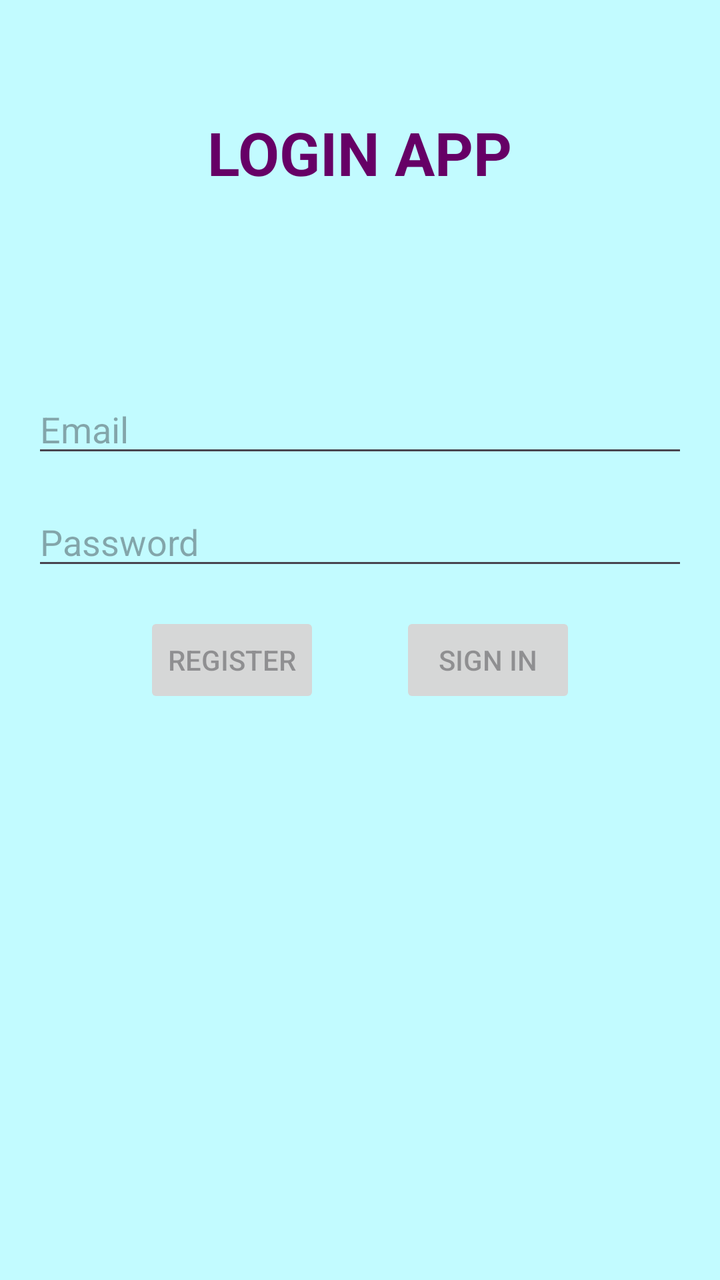
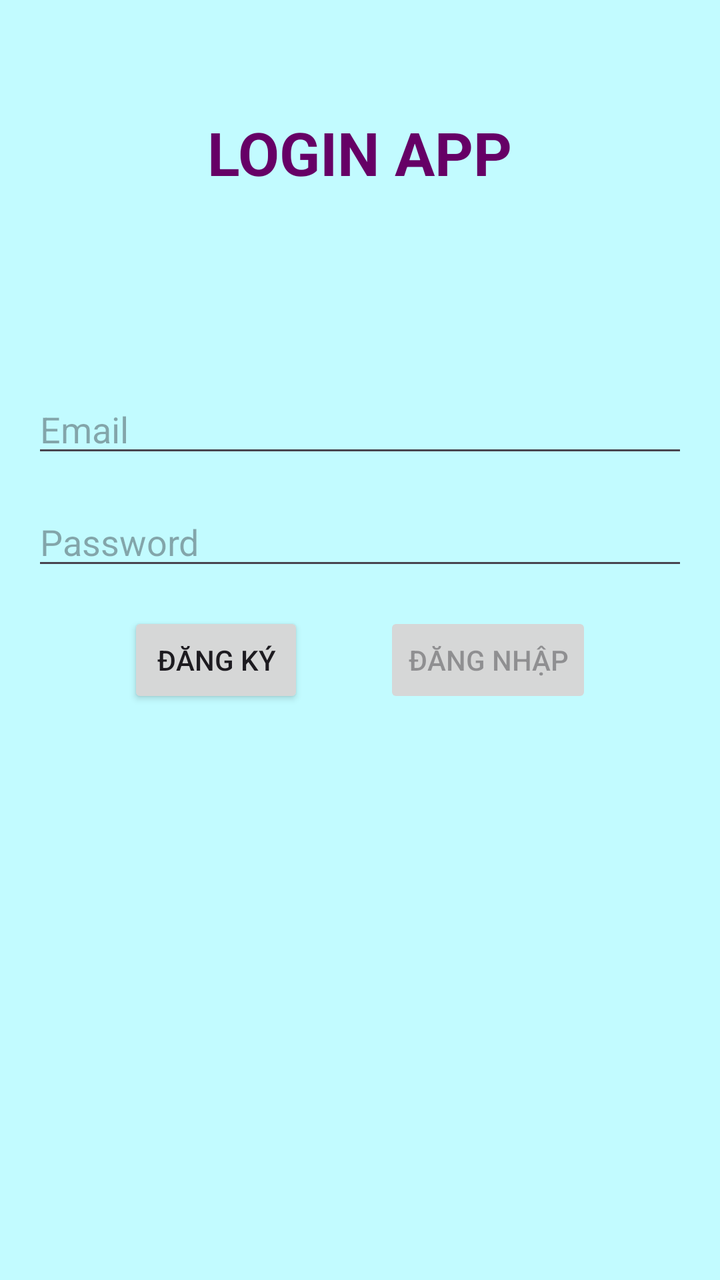

Compare the two renders of this Android layout. The source of the first and the diff that turns it into the second are given below.
<!-- AndroidManifest.xml: application theme Theme.BTLAPP -->
<!-- res/layout/activity_login_anh_register.xml -->
<?xml version="1.0" encoding="utf-8"?>
<LinearLayout xmlns:android="http://schemas.android.com/apk/res/android"
    xmlns:app="http://schemas.android.com/apk/res-auto"
    xmlns:tools="http://schemas.android.com/tools"
    android:id="@+id/LoginAndRegister"
    android:layout_width="match_parent"
    android:layout_height="match_parent"
    android:background="#66FF"
    android:orientation="vertical"
    android:paddingLeft="@dimen/activity_horizontal_margin"
    android:paddingTop="@dimen/activity_vertical_margin"
    android:paddingRight="@dimen/activity_horizontal_margin"
    android:paddingBottom="@dimen/activity_vertical_margin">

    <TextView
        android:layout_width="wrap_content"
        android:layout_height="wrap_content"
        android:layout_gravity="center"
        android:layout_marginTop="40dp"
        android:text="LOGIN APP"
        android:textColor="#660066"
        android:textSize="30sp"
        android:textStyle="bold" />

    <EditText
        android:id="@+id/txtUsername"
        android:layout_width="match_parent"
        android:layout_height="wrap_content"
        android:layout_marginTop="96dp"
        android:autofillHints="@string/prompt_email"
        android:hint="@string/prompt_email"
        android:inputType="textEmailAddress"
        android:selectAllOnFocus="true" />

    <EditText
        android:id="@+id/txtPassword"
        android:layout_width="match_parent"
        android:layout_height="wrap_content"
        android:layout_marginTop="15dp"
        android:autofillHints="@string/prompt_password"
        android:hint="@string/prompt_password"
        android:imeActionLabel="@string/action_sign_in_short"
        android:imeOptions="actionDone"
        android:inputType="textPassword"
        android:selectAllOnFocus="true" />

    <LinearLayout
        android:layout_width="match_parent"
        android:layout_height="wrap_content"
        android:orientation="horizontal"
        android:gravity="center"
        >
        <Button
            android:id="@+id/btnRegister"
            android:layout_width="wrap_content"
            android:layout_height="wrap_content"
            android:layout_gravity="center"
            android:layout_marginTop="32dp"
            android:layout_marginBottom="64dp"
            android:layout_marginEnd="20dp"
            android:enabled="false"
            android:text="@string/action_register" />

        <Button
            android:id="@+id/btnLogin"
            android:layout_width="wrap_content"
            android:layout_height="wrap_content"
            android:layout_gravity="center"
            android:layout_marginTop="32dp"
            android:layout_marginBottom="64dp"
            android:layout_marginStart="20dp"
            android:enabled="false"
            android:text="@string/action_sign_in_short" />
    </LinearLayout>

    <ProgressBar
        android:id="@+id/btnLoading"
        android:layout_width="wrap_content"
        android:layout_height="wrap_content"
        android:layout_gravity="center"
        android:layout_marginTop="64dp"
        android:layout_marginBottom="64dp"
        android:visibility="gone" />

</LinearLayout>
<!-- resources referenced by this layout -->
<resources>
  <dimen name="activity_horizontal_margin">16dp</dimen>
  <dimen name="activity_vertical_margin">16dp</dimen>
  <string name="action_register">Register</string>
  <string name="action_sign_in_short">Sign in</string>
  <string name="prompt_email">Email</string>
  <string name="prompt_password">Password</string>
  <style name="Theme.BTLAPP" parent="Base.Theme.BTLAPP" />
  <style name="Base.Theme.BTLAPP" parent="Theme.Material3.DayNight.NoActionBar">
          
          
      </style>
</resources>

<!-- the commit's change to res/layout/activity_login_anh_register.xml (unified diff, before → after) -->
@@ -47,18 +47,17 @@
     <LinearLayout
         android:layout_width="match_parent"
         android:layout_height="wrap_content"
-        android:orientation="horizontal"
         android:gravity="center"
-        >
+        android:orientation="horizontal">
+
         <Button
             android:id="@+id/btnRegister"
             android:layout_width="wrap_content"
             android:layout_height="wrap_content"
             android:layout_gravity="center"
             android:layout_marginTop="32dp"
+            android:layout_marginEnd="20dp"
             android:layout_marginBottom="64dp"
-            android:layout_marginEnd="20dp"
-            android:enabled="false"
             android:text="@string/action_register" />
 
         <Button
@@ -66,9 +65,9 @@
             android:layout_width="wrap_content"
             android:layout_height="wrap_content"
             android:layout_gravity="center"
+            android:layout_marginStart="20dp"
             android:layout_marginTop="32dp"
             android:layout_marginBottom="64dp"
-            android:layout_marginStart="20dp"
             android:enabled="false"
             android:text="@string/action_sign_in_short" />
     </LinearLayout>
<!-- resource entries referenced after the edit -->
@@ -2,8 +2,8 @@
 <resources>
   <dimen name="activity_horizontal_margin">16dp</dimen>
   <dimen name="activity_vertical_margin">16dp</dimen>
-  <string name="action_register">Register</string>
-  <string name="action_sign_in_short">Sign in</string>
+  <string name="action_register">Đăng Ký</string>
+  <string name="action_sign_in_short">Đăng Nhập</string>
   <string name="prompt_email">Email</string>
   <string name="prompt_password">Password</string>
   <style name="Theme.BTLAPP" parent="Base.Theme.BTLAPP" />
